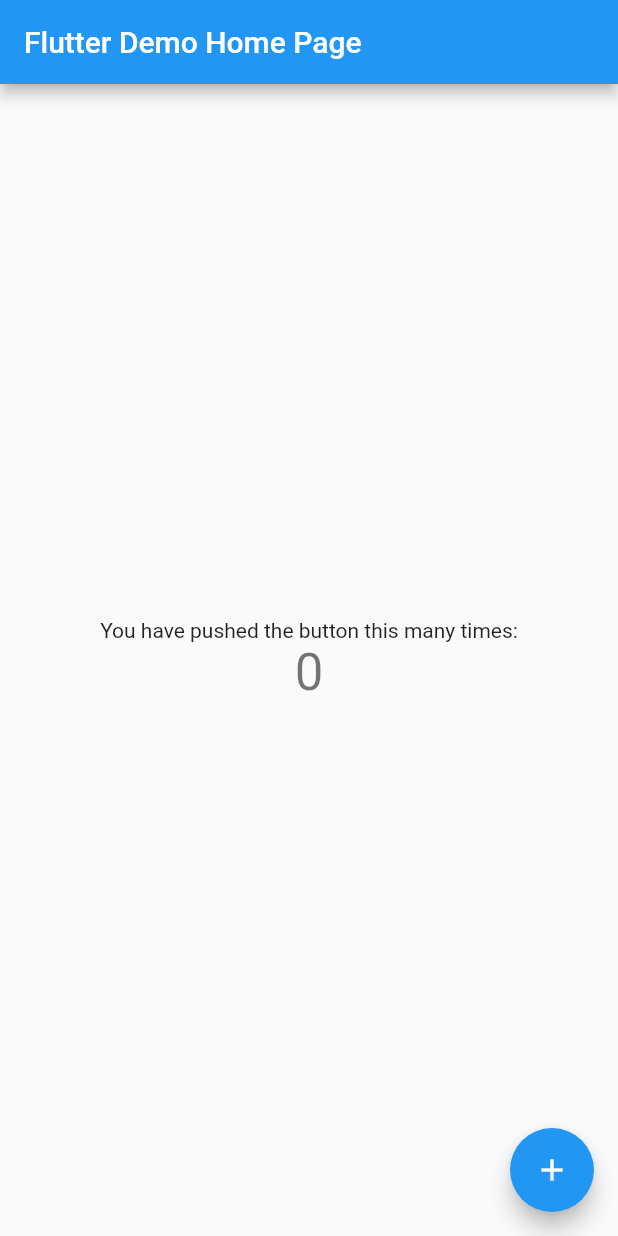
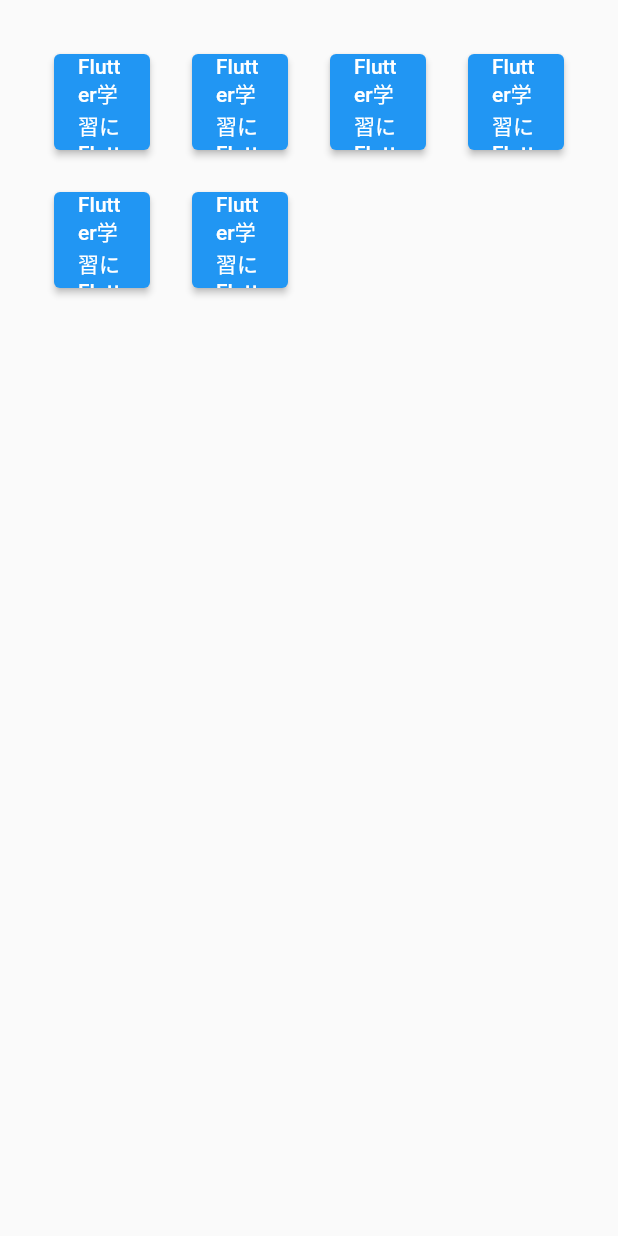
Before and after one commit to dai10512/for_litening_talk, a Flutter app: the screen it shows after launch, on a phone screen of 412 x 824 dp. Run offline on Flutter 3.47's test engine with Material 2 defaults, Android fonts, the phone set to English and light mode, and no system bars.

Commit message:
create debug page

```diff
--- a/lib/main.dart
+++ b/lib/main.dart
@@ -15,26 +15,28 @@
       theme: ThemeData(
         primarySwatch: Colors.blue,
       ),
-      home: const MyHomePage(title: 'Flutter Demo Home Page'),
+      home: const DebugPage(),
     );
   }
 }
 
-class MyHomePage extends StatefulWidget {
-  const MyHomePage({super.key, required this.title});
+class TopPage extends StatefulWidget {
+  const TopPage({super.key, required this.title});
 
   final String title;
 
   @override
-  State<MyHomePage> createState() => _MyHomePageState();
+  State<TopPage> createState() => _TopPageState();
 }
 
-class _MyHomePageState extends State<MyHomePage> {
-  int _counter = 0;
+class _TopPageState extends State<TopPage> {
+  int _currentIndex = 0;
 
-  void _incrementCounter() {
+  final List<Widget> _children = [Container()];
+
+  void onTabTapped(int index) {
     setState(() {
-      _counter++;
+      _currentIndex = index;
     });
   }
 
@@ -48,20 +50,108 @@
         child: Column(
           mainAxisAlignment: MainAxisAlignment.center,
           children: <Widget>[
-            const Text(
-              'You have pushed the button this many times:',
+            Text(
+              'タイトル未定aaaaaaaaaaaaaaa',
+              style: Theme.of(context).textTheme.headlineLarge,
             ),
             Text(
-              '$_counter',
-              style: Theme.of(context).textTheme.headlineMedium,
+              '登壇者　小山内　大輔',
+              style: Theme.of(context).textTheme.headlineSmall,
             ),
           ],
         ),
       ),
       floatingActionButton: FloatingActionButton(
-        onPressed: _incrementCounter,
+        onPressed: () {},
         tooltip: 'Increment',
         child: const Icon(Icons.add),
+      ),
+      bottomNavigationBar: BottomNavigationBar(
+          currentIndex: _currentIndex,
+          onTap: onTabTapped,
+          items: const [
+            BottomNavigationBarItem(
+              icon: Icon(Icons.home),
+              label: 'Home',
+            ),
+            BottomNavigationBarItem(
+              icon: Icon(Icons.search),
+              label: 'Search',
+            ),
+            BottomNavigationBarItem(
+              icon: Icon(Icons.camera),
+              label: 'Camera',
+            ),
+            BottomNavigationBarItem(
+              icon: Icon(Icons.person),
+              label: 'Profile',
+            ),
+          ]),
+    );
+  }
+}
+
+class DebugPage extends StatefulWidget {
+  const DebugPage({super.key});
+
+  @override
+  State<DebugPage> createState() => _DebugPageState();
+}
+
+class _DebugPageState extends State<DebugPage> {
+  @override
+  Widget build(BuildContext context) {
+    return Scaffold(
+      body: SafeArea(
+        child: Center(
+          child: GridView.count(
+            // 横1行あたりに表示するWidgetの数
+            crossAxisCount: 4,
+            // Widget間のスペース（左右）
+            crossAxisSpacing: 4,
+            // Widget間のスペース（上下）
+            mainAxisSpacing: 4,
+            // 全体の余白
+            padding: const EdgeInsets.all(24),
+
+            children: [
+              _debugButton(
+                'Flutter学習にFlutterを使ってみる',
+                () {},
+              ),
+              _debugButton(
+                'Flutter学習にFlutterを使ってみる',
+                () {},
+              ),
+              _debugButton(
+                'Flutter学習にFlutterを使ってみる',
+                () {},
+              ),
+              _debugButton(
+                'Flutter学習にFlutterを使ってみる',
+                () {},
+              ),
+              _debugButton(
+                'Flutter学習にFlutterを使ってみる',
+                () {},
+              ),
+              _debugButton(
+                'Flutter学習にFlutterを使ってみる',
+                () {},
+              ),
+            ],
+          ),
+        ),
+      ),
+    );
+  }
+
+  _debugButton(String text, VoidCallback aa) {
+    return Padding(
+      padding: const EdgeInsets.all(12.0),
+      child: ElevatedButton(
+        onPressed: aa,
+        child: Text(text),
       ),
     );
   }
--- a/pubspec.yaml
+++ b/pubspec.yaml
@@ -36,6 +36,8 @@
   # Use with the CupertinoIcons class for iOS style icons.
   cupertino_icons: ^1.0.2
   flutter_native_splash: ^2.2.17
+  get:
+
 
 dev_dependencies:
   flutter_test:
```
Also changed, not shown: pubspec.lock.
